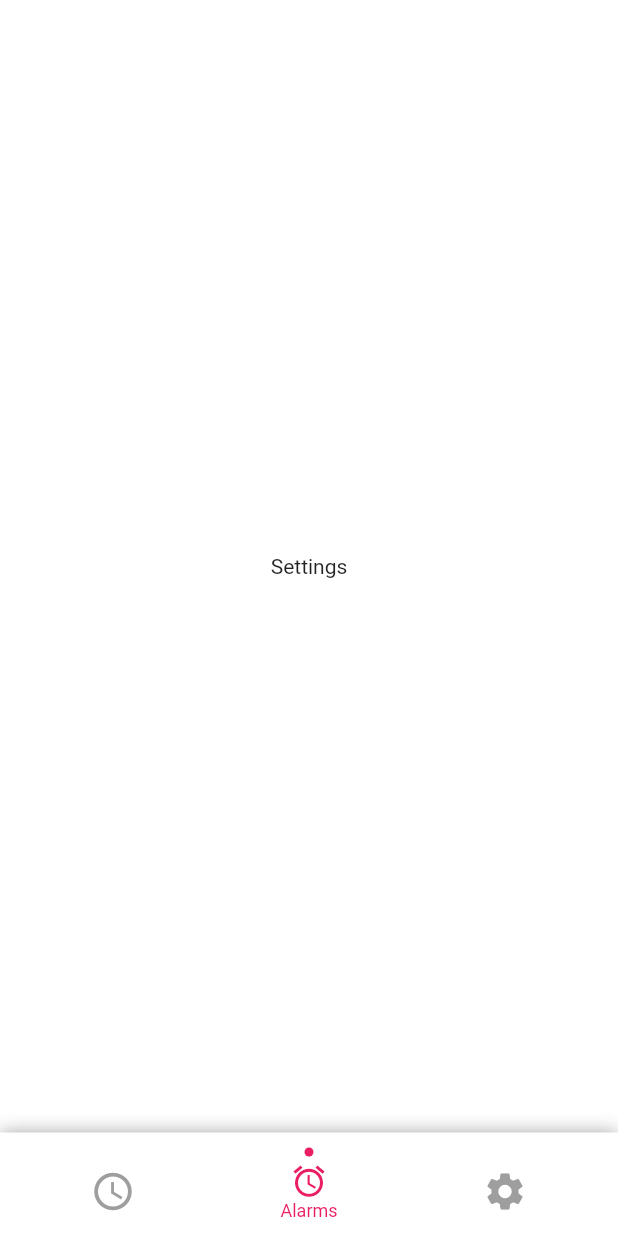
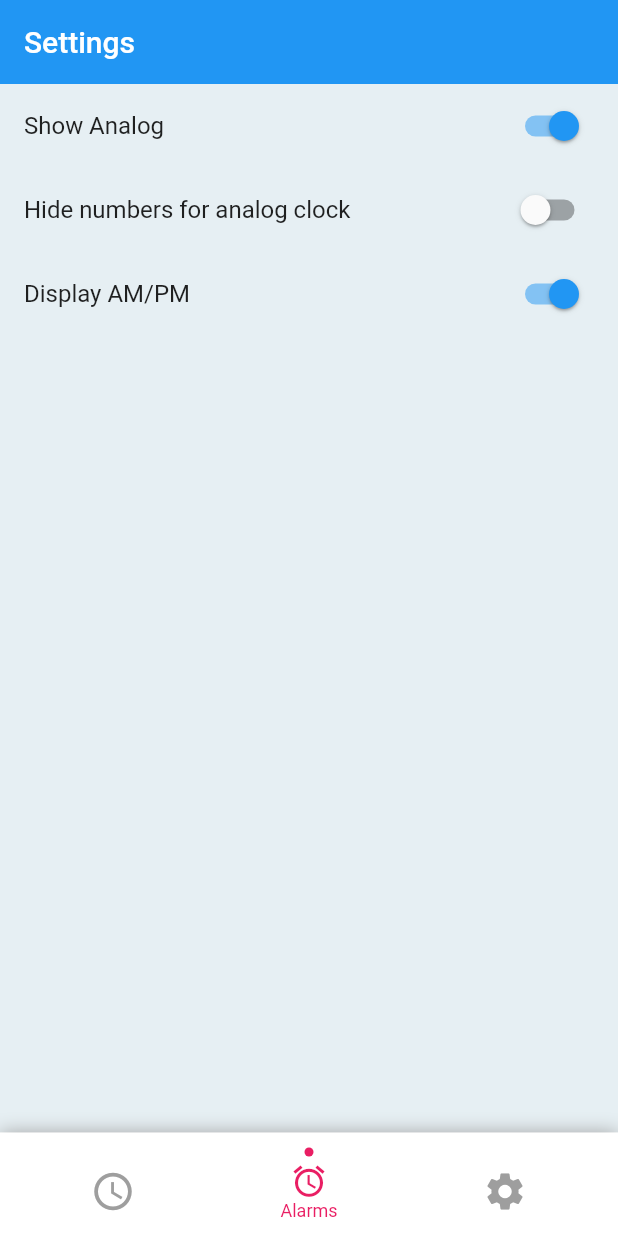
Before and after one commit to mdalameen/mClock, a Flutter app: the screen it shows after launch, item 2 of the bottom bar chosen, on a phone screen of 412 x 824 dp. Run offline on Flutter 3.47's test engine with Material 2 defaults, Android fonts, the phone set to English and light mode, and no system bars; our stand-ins replace flutter_local_notifications, get_it, rxdart, timezone; missing offline and left inert: bottom_bar_page_transition.

Commit message:
Settings Integration

```diff
--- a/lib/components/clock_viewmodel.dart
+++ b/lib/components/clock_viewmodel.dart
@@ -5,6 +5,7 @@ import 'package:mclock/common/base_viewmodel.dart';
 class ClockViewmodel extends BaseViewmodel {
   bool _isAnalog = true;
   bool _analogDisplayNumber = false;
+  bool _displayAmPm = true;
 
   Timer _timer;
   ClockViewmodel() : super() {
@@ -32,4 +33,11 @@ class ClockViewmodel extends BaseViewmodel {
     _analogDisplayNumber = isAnalogDisplayNumber;
     updateState();
   }
+
+  bool get isDisplayAMPm => _displayAmPm;
+
+  set displayAmPm(bool displayAmPm) {
+    _displayAmPm = displayAmPm;
+    updateState();
+  }
 }
--- a/lib/components/mclock.dart
+++ b/lib/components/mclock.dart
@@ -18,7 +18,7 @@ class Mclock extends StatelessWidget {
         var now = DateTime.now();
         now = now.subtract(now.timeZoneOffset);
         now = now.add(Duration(milliseconds: offset));
-        return vm.isAnalog ? AnalogClock(now, true) : DigitalClock(now);
+        return vm.isAnalog ? AnalogClock(now, true) : DigitalClock(now, true);
       },
       stream: vm.stream,
     );
--- a/lib/module/settings/settings_page.dart
+++ b/lib/module/settings/settings_page.dart
@@ -1,4 +1,7 @@
 import 'package:flutter/material.dart';
+import 'package:mclock/common/app_colors.dart';
+import 'package:mclock/components/clock_viewmodel.dart';
+import 'package:mclock/injector.dart';
 
 class SettingsPage extends StatefulWidget {
   SettingsPage({GlobalKey key}) : super(key: key);
@@ -7,10 +10,45 @@ class SettingsPage extends StatefulWidget {
 }
 
 class _SettingsPageState extends State<SettingsPage> {
+  final vm = inject<ClockViewmodel>();
   @override
   Widget build(BuildContext context) {
-    return Center(
-      child: Text('Settings'),
+    return StreamBuilder(
+      builder: (_, d) => CustomScrollView(
+        slivers: [
+          SliverAppBar(
+            title: Text('Settings'),
+            primary: true,
+            pinned: true,
+          ),
+          SliverFillRemaining(
+            child: Container(
+              color: AppColors.background,
+              // padding: EdgeInsets.all(15),
+              child: Column(
+                children: [
+                  SwitchListTile(
+                    value: vm.isAnalog,
+                    onChanged: (value) => vm.analog = value,
+                    title: Text('Show Analog'),
+                  ),
+                  SwitchListTile(
+                    value: vm.isAnalogDisplayNumber,
+                    onChanged: (value) => vm.analogDisplayNumber = value,
+                    title: Text('Hide numbers for analog clock'),
+                  ),
+                  SwitchListTile(
+                    value: vm.isDisplayAMPm,
+                    onChanged: (value) => vm.displayAmPm = value,
+                    title: Text('Display AM/PM'),
+                  )
+                ],
+              ),
+            ),
+          )
+        ],
+      ),
+      stream: vm.stream,
     );
   }
 }
```
Also changed, not shown: lib/components/analog_clock.dart (+38 -12 lines), lib/components/digital_clock.dart (+12 -4 lines).
